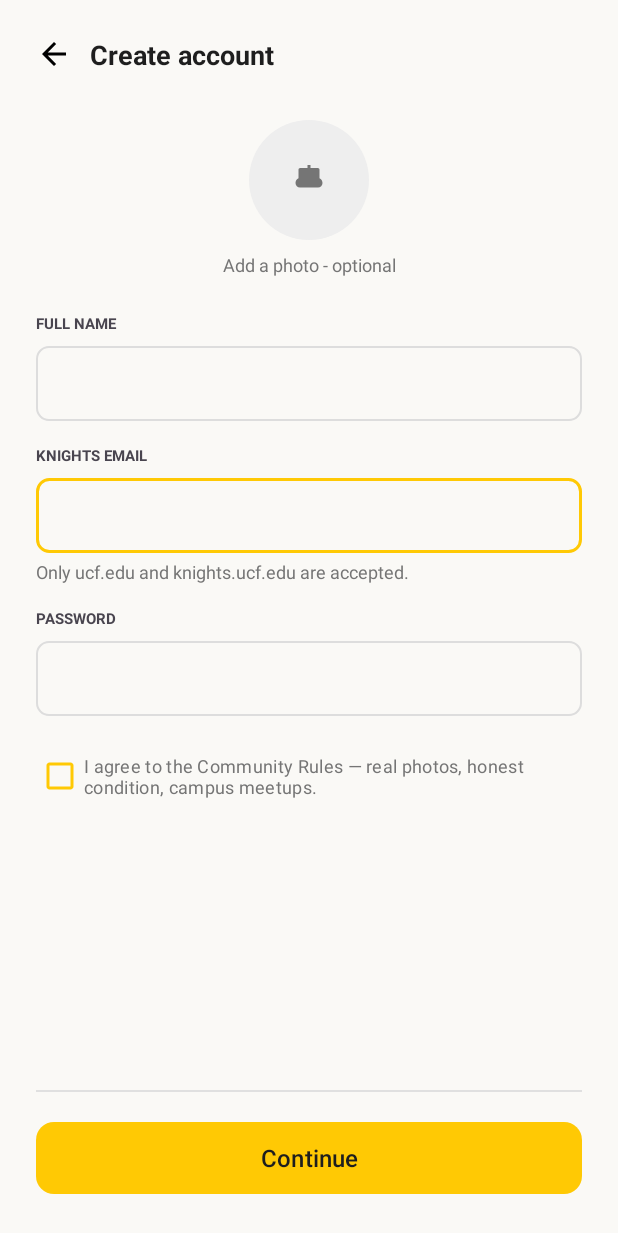
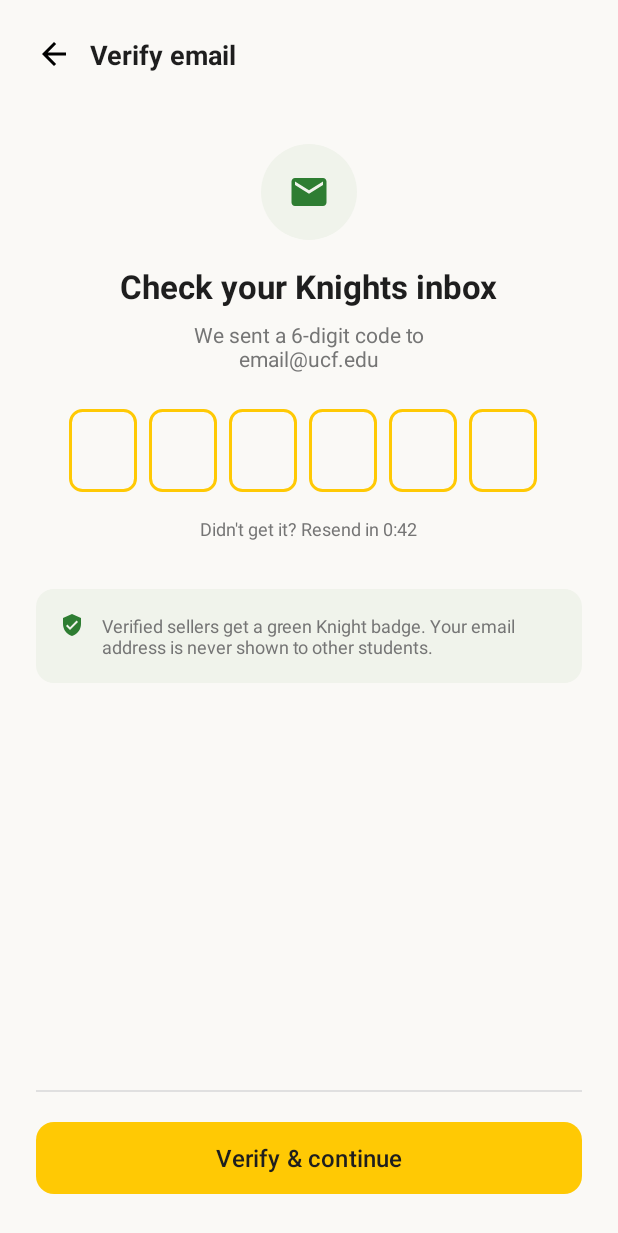
Before and after one commit to jbear05/ucfmarketplace-android, an Android app: the CreateAccountActivity screen opened directly, with no data from a screen before it, after a tap on "Continue", on a phone screen of 412 x 824 dp. Shown: the top 1233 px of the screen. Run offline under Robolectric (Android 15) with nearby library versions, the phone set to English and light mode, and no system bars.

Commit message:
Initial email verification screen when creating an account

```diff
--- a/app/src/main/AndroidManifest.xml
+++ b/app/src/main/AndroidManifest.xml
@@ -11,6 +11,10 @@
         android:roundIcon="@mipmap/ic_launcher_round"
         android:supportsRtl="true"
         android:theme="@style/Theme.KnightMarket">
+        <activity
+            android:name=".VerifyEmailActivity"
+            android:exported="false"
+            android:windowSoftInputMode="adjustResize" />
         <activity
             android:name=".CreateAccountActivity"
             android:exported="false"
--- a/app/src/main/java/com/knightmarket/app/CreateAccountActivity.java
+++ b/app/src/main/java/com/knightmarket/app/CreateAccountActivity.java
@@ -1,5 +1,6 @@
 package com.knightmarket.app;
 
+import android.content.Intent;
 import android.os.Bundle;
 import android.widget.Toast;
 
@@ -20,8 +21,8 @@ public class CreateAccountActivity extends AppCompatActivity {
         binding.btnBack.setOnClickListener(v -> finish());
 
         binding.btnContinue.setOnClickListener(v -> {
-            Toast.makeText(this, "Verify Email Screen Coming Soon!", Toast.LENGTH_SHORT).show();
-            // TODO: Navigate to VerifyEmailActivity
+            Intent intent = new Intent(this, VerifyEmailActivity.class);
+            startActivity(intent);
         });
     }
 }
--- /dev/null
+++ b/app/src/main/java/com/knightmarket/app/VerifyEmailActivity.java
@@ -0,0 +1,59 @@
+package com.knightmarket.app;
+
+import android.os.Bundle;
+import android.text.Editable;
+import android.text.TextWatcher;
+import android.widget.EditText;
+import android.widget.Toast;
+
+import androidx.appcompat.app.AppCompatActivity;
+
+import com.knightmarket.app.databinding.ActivityVerifyEmailBinding;
+
+public class VerifyEmailActivity extends AppCompatActivity {
+
+    private ActivityVerifyEmailBinding binding;
+
+    @Override
+    protected void onCreate(Bundle savedInstanceState) {
+        super.onCreate(savedInstanceState);
+        binding = ActivityVerifyEmailBinding.inflate(getLayoutInflater());
+        setContentView(binding.getRoot());
+
+        binding.btnBack.setOnClickListener(v -> finish());
+
+        setupOtpInputs();
+
+        binding.btnVerify.setOnClickListener(v -> {
+            Toast.makeText(this, "Shopping Screen Coming Soon!", Toast.LENGTH_SHORT).show();
+            // TODO: Navigate to ShoppingActivity
+        });
+    }
+
+    private void setupOtpInputs() {
+        EditText[] editTexts = new EditText[]{
+                binding.otp1, binding.otp2, binding.otp3,
+                binding.otp4, binding.otp5, binding.otp6
+        };
+
+        for (int i = 0; i < editTexts.length; i++) {
+            final int currentIndex = i;
+            editTexts[i].addTextChangedListener(new TextWatcher() {
+                @Override
+                public void beforeTextChanged(CharSequence s, int start, int count, int after) {}
+
+                @Override
+                public void onTextChanged(CharSequence s, int start, int before, int count) {
+                    if (s.length() == 1 && currentIndex < editTexts.length - 1) {
+                        editTexts[currentIndex + 1].requestFocus();
+                    } else if (s.length() == 0 && currentIndex > 0) {
+                        editTexts[currentIndex - 1].requestFocus();
+                    }
+                }
+
+                @Override
+                public void afterTextChanged(Editable s) {}
+            });
+        }
+    }
+}
--- a/app/src/main/res/layout/activity_verify_email.xml
+++ b/app/src/main/res/layout/activity_verify_email.xml
@@ -84,8 +84,8 @@
         app:layout_constraintStart_toStartOf="parent"
         app:layout_constraintTop_toBottomOf="@+id/subtitleVerify">
 
-        <!-- Repeat this EditText 6 times for each digit -->
         <EditText
+            android:id="@+id/otp1"
             android:layout_width="45dp"
             android:layout_height="55dp"
             android:layout_marginEnd="8dp"
@@ -93,11 +93,63 @@
             android:gravity="center"
             android:inputType="number"
             android:maxLength="1"
-            android:text="4"
             android:textSize="20sp"
             android:textStyle="bold" />
-
-        <!-- Add remaining 5 EditTexts similarly -->
+        <EditText
+            android:id="@+id/otp2"
+            android:layout_width="45dp"
+            android:layout_height="55dp"
+            android:layout_marginEnd="8dp"
+            android:background="@drawable/otp_box_bg"
+            android:gravity="center"
+            android:inputType="number"
+            android:maxLength="1"
+            android:textSize="20sp"
+            android:textStyle="bold" />
+        <EditText
+            android:id="@+id/otp3"
+            android:layout_width="45dp"
+            android:layout_height="55dp"
+            android:layout_marginEnd="8dp"
+            android:background="@drawable/otp_box_bg"
+            android:gravity="center"
+            android:inputType="number"
+            android:maxLength="1"
+            android:textSize="20sp"
+            android:textStyle="bold" />
+        <EditText
+            android:id="@+id/otp4"
+            android:layout_width="45dp"
+            android:layout_height="55dp"
+            android:layout_marginEnd="8dp"
+            android:background="@drawable/otp_box_bg"
+            android:gravity="center"
+            android:inputType="number"
+            android:maxLength="1"
+            android:textSize="20sp"
+            android:textStyle="bold" />
+        <EditText
+            android:id="@+id/otp5"
+            android:layout_width="45dp"
+            android:layout_height="55dp"
+            android:layout_marginEnd="8dp"
+            android:background="@drawable/otp_box_bg"
+            android:gravity="center"
+            android:inputType="number"
+            android:maxLength="1"
+            android:textSize="20sp"
+            android:textStyle="bold" />
+        <EditText
+            android:id="@+id/otp6"
+            android:layout_width="45dp"
+            android:layout_height="55dp"
+            android:layout_marginEnd="8dp"
+            android:background="@drawable/otp_box_bg"
+            android:gravity="center"
+            android:inputType="number"
+            android:maxLength="1"
+            android:textSize="20sp"
+            android:textStyle="bold" />
     </LinearLayout>
 
     <TextView
```
